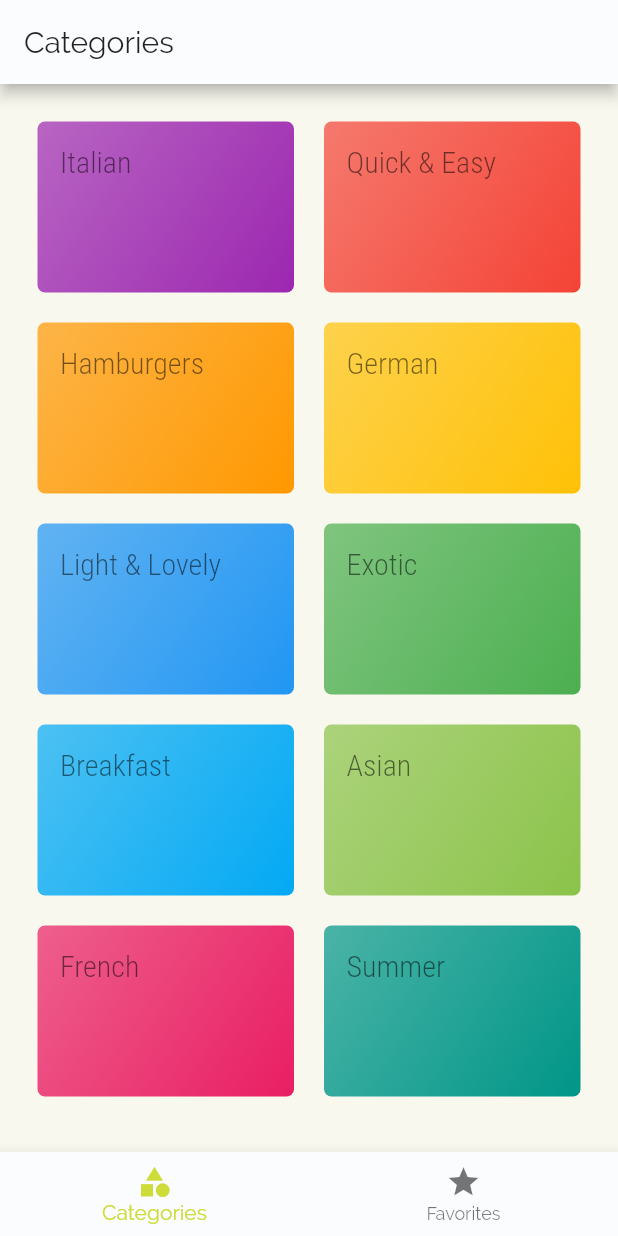
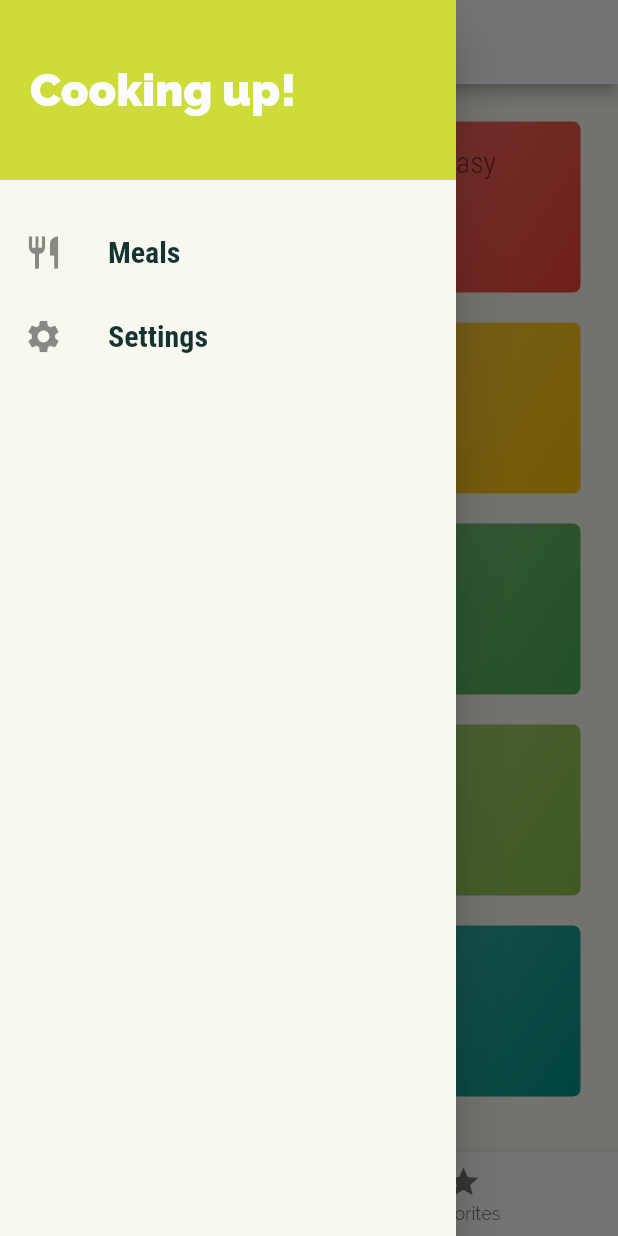
Before and after one commit to aikssen/meals-flutter-app, a Flutter app: the screen it shows after launch, with the side drawer open (before the commit the screen has no drawer), on a phone screen of 412 x 824 dp. Run offline on Flutter 3.47's test engine with Material 2 defaults, Android fonts, the phone set to English and light mode, and no system bars.

Commit message:
add sidebar menu

```diff
--- a/lib/pages/tabs_page.dart
+++ b/lib/pages/tabs_page.dart
@@ -2,6 +2,7 @@ import 'package:flutter/material.dart';
 
 import 'package:delimeals/pages/categories_page.dart';
 import 'package:delimeals/pages/favorites_page.dart';
+import 'package:delimeals/widgets/nav/main_drawer.dart';
 
 class TabsPage extends StatefulWidget {
   @override
@@ -9,11 +10,6 @@ class TabsPage extends StatefulWidget {
 }
 
 class _TabsPageState extends State<TabsPage> {
-  // final List<Widget> _pages = [
-  //   CategoriesPage(),
-  //   FavoritesPage(),
-  // ];
-
   final List<Map<String, Object>> _pages = [
     {'title': 'Categories', 'page': CategoriesPage()},
     {'title': 'Favorites', 'page': FavoritesPage()},
@@ -33,6 +29,7 @@ class _TabsPageState extends State<TabsPage> {
       appBar: AppBar(
         title: Text(_pages[_selectedPageIndex]['title']),
       ),
+      drawer: MainDrawer(),
       body: _pages[_selectedPageIndex]['page'],
       bottomNavigationBar: BottomNavigationBar(
         onTap: _selectPage,
--- /dev/null
+++ b/lib/widgets/nav/main_drawer.dart
@@ -0,0 +1,50 @@
+import 'package:flutter/material.dart';
+
+class MainDrawer extends StatelessWidget {
+  Widget _buildListTile(String title, IconData icon, Function handler) {
+    return ListTile(
+      leading: Icon(
+        icon,
+        size: 26,
+      ),
+      title: Text(
+        title,
+        style: TextStyle(
+          fontFamily: 'RobotoCondensed',
+          fontSize: 20,
+          fontWeight: FontWeight.bold,
+        ),
+      ),
+      onTap: handler,
+    );
+  }
+
+  @override
+  Widget build(BuildContext context) {
+    return Drawer(
+      child: Column(
+        children: <Widget>[
+          Container(
+            height: 120,
+            width: double.infinity,
+            padding: EdgeInsets.all(20),
+            alignment: Alignment.centerLeft,
+            color: Theme.of(context).accentColor,
+            child: Text(
+              'Cooking up!',
+              style: TextStyle(
+                  fontWeight: FontWeight.w900,
+                  fontSize: 30,
+                  color: Theme.of(context).primaryColor),
+            ),
+          ),
+          SizedBox(
+            height: 20,
+          ),
+          _buildListTile('Meals', Icons.restaurant, () {}),
+          _buildListTile('Settings', Icons.settings, () {}),
+        ],
+      ),
+    );
+  }
+}
```
